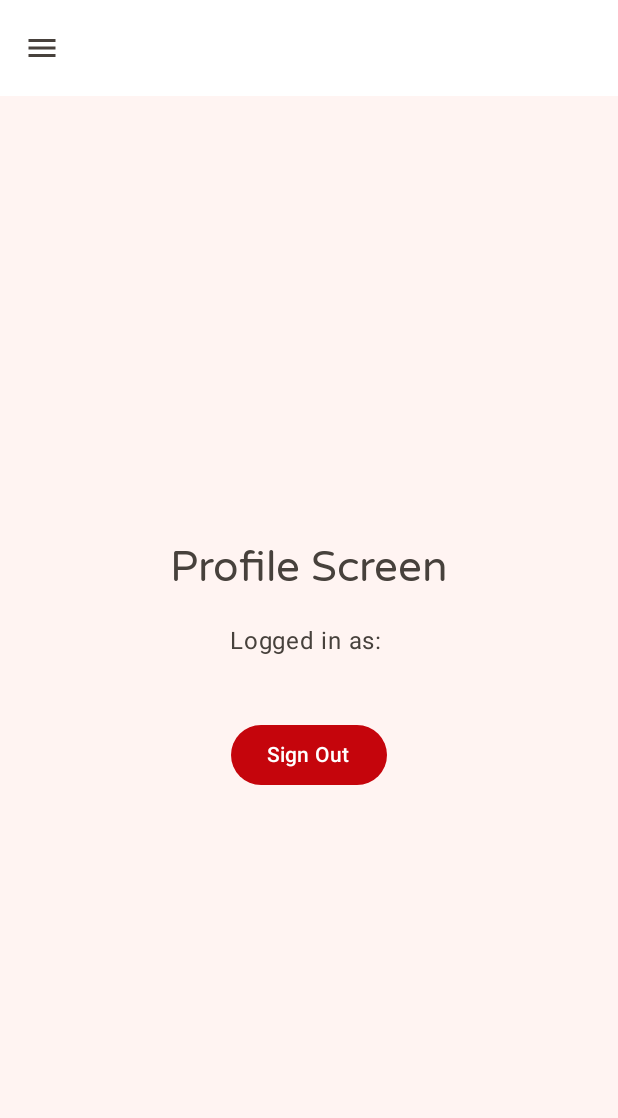
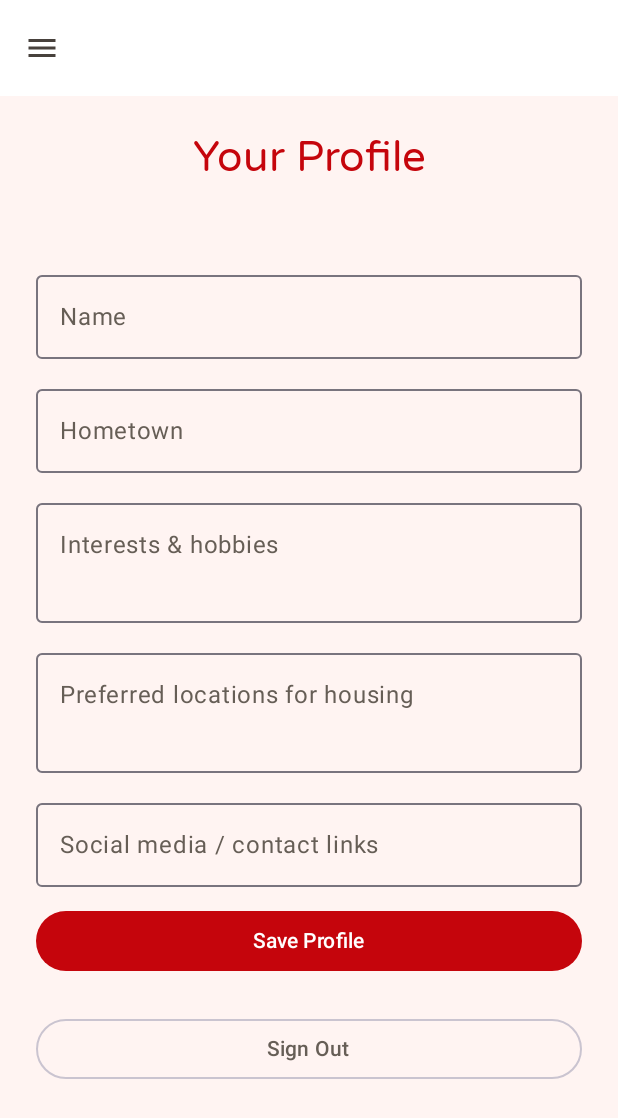
Before and after one commit to Caleb-C6/MadisonMapple, an Android app built with Jetpack Compose: the ProfileScreen screen opened through its navigation route, on a phone screen of 412 x 824 dp. Shown: the top 1118 px of the screen. Run offline under Robolectric (Android 15) with nearby library versions, the phone set to English and light mode, and no system bars; our stand-ins replace Firebase (no records; nobody signed in at launch, a user with empty details on screens opened directly).

Commit message:
First version of "Profile Screen"

```diff
--- a/app/build.gradle.kts
+++ b/app/build.gradle.kts
@@ -82,9 +82,11 @@ dependencies {
     // --- FIREBASE DEPENDENCIES ---
 
     // 1. Firebase "Bill of Materials" (BOM) to manage versions
-    implementation(platform("com.google.firebase:firebase-bom:34.5.0"))
+    implementation(platform("com.google.firebase:firebase-bom:33.7.0"))
 
     // 2. Firebase Authentication library
     implementation("com.google.firebase:firebase-auth")
 
+    // 3. Firestore (for storing user profiles)
+    implementation("com.google.firebase:firebase-firestore-ktx")
 }
--- /dev/null
+++ b/app/src/main/java/com/cs407/myapplication/ui/profile/ProfileRepository.kt
@@ -0,0 +1,37 @@
+package com.cs407.myapplication.ui.profile
+
+import android.annotation.SuppressLint
+import com.google.firebase.Firebase
+import com.google.firebase.firestore.firestore
+import kotlinx.coroutines.tasks.await
+
+object ProfileRepository {
+
+    private const val USERS_COLLECTION = "users"
+
+    @SuppressLint("StaticFieldLeak")
+    private val firestore = Firebase.firestore
+
+    @SuppressLint("NewApi")
+    suspend fun loadUserProfile(uid: String): UserProfile? {
+        return try {
+            val snapshot = firestore
+                .collection(USERS_COLLECTION)
+                .document(uid)
+                .get()
+                .await()
+
+            snapshot.toObject(UserProfile::class.java)
+        } catch (e: Exception) {
+            null
+        }
+    }
+
+    suspend fun saveUserProfile(profile: UserProfile) {
+        firestore
+            .collection(USERS_COLLECTION)
+            .document(profile.uid)
+            .set(profile)
+            .await()
+    }
+}
--- a/app/src/main/java/com/cs407/myapplication/ui/screens/ProfileScreen.kt
+++ b/app/src/main/java/com/cs407/myapplication/ui/screens/ProfileScreen.kt
@@ -1,37 +1,215 @@
 package com.cs407.myapplication.ui.screens
 
+import android.widget.Toast
 import androidx.compose.foundation.layout.*
 import androidx.compose.material3.*
-import androidx.compose.runtime.Composable
+import androidx.compose.runtime.*
 import androidx.compose.ui.Alignment
 import androidx.compose.ui.Modifier
+import androidx.compose.ui.platform.LocalContext
 import androidx.compose.ui.unit.dp
 import com.cs407.myapplication.ui.auth.AuthManager
+import com.cs407.myapplication.ui.profile.ProfileRepository
+import com.cs407.myapplication.ui.profile.UserProfile
+import kotlinx.coroutines.launch
 
+@OptIn(ExperimentalMaterial3Api::class)
 @Composable
 fun ProfileScreen(
     onLogout: () -> Unit
 ) {
+    val context = LocalContext.current
+    val scope = rememberCoroutineScope()
+
+    val currentUser = AuthManager.auth.currentUser
+    val uid = currentUser?.uid
+
+    // Local form state
+    var displayName by remember { mutableStateOf("") }
+    var hometown by remember { mutableStateOf("") }
+    var interests by remember { mutableStateOf("") }
+    var preferredLocations by remember { mutableStateOf("") }
+    var socialLinks by remember { mutableStateOf("") }
+
+    var isLoading by remember { mutableStateOf(true) }
+    var isSaving by remember { mutableStateOf(false) }
+    var errorMsg by remember { mutableStateOf<String?>(null) }
+
+    // Load existing profile when screen opens
+    LaunchedEffect(uid) {
+        if (uid == null) {
+            errorMsg = "No logged-in user."
+            isLoading = false
+            return@LaunchedEffect
+        }
+
+        val profile = ProfileRepository.loadUserProfile(uid)
+        if (profile != null) {
+            displayName = profile.displayName
+            hometown = profile.hometown
+            interests = profile.interests
+            preferredLocations = profile.preferredLocations
+            socialLinks = profile.socialLinks
+        }
+        isLoading = false
+    }
+
+    if (isLoading) {
+        // Simple centered progress
+        Box(
+            modifier = Modifier
+                .fillMaxSize()
+                .padding(24.dp),
+            contentAlignment = Alignment.Center
+        ) {
+            CircularProgressIndicator()
+        }
+        return
+    }
+
     Column(
         modifier = Modifier
             .fillMaxSize()
             .padding(24.dp),
-        horizontalAlignment = Alignment.CenterHorizontally,
-        verticalArrangement = Arrangement.Center
+        horizontalAlignment = Alignment.CenterHorizontally
     ) {
 
         Text(
-            text = "Profile Screen",
-            style = MaterialTheme.typography.headlineMedium
+            text = "Your Profile",
+            style = MaterialTheme.typography.headlineMedium,
+            color = MaterialTheme.colorScheme.primary
         )
 
-        Spacer(Modifier.height(20.dp))
+        Spacer(Modifier.height(8.dp))
 
-        Text(text = "Logged in as: ${AuthManager.auth.currentUser?.email}")
+        Text(
+            text = currentUser?.email ?: "",
+            style = MaterialTheme.typography.bodyMedium,
+            color = MaterialTheme.colorScheme.onSurfaceVariant
+        )
 
-        Spacer(Modifier.height(40.dp))
+        Spacer(Modifier.height(24.dp))
 
-        Button(onClick = onLogout) {
+        // NAME
+        OutlinedTextField(
+            value = displayName,
+            onValueChange = { displayName = it },
+            label = { Text("Name") },
+            modifier = Modifier.fillMaxWidth(),
+            singleLine = true
+        )
+
+        Spacer(Modifier.height(12.dp))
+
+        // HOMETOWN
+        OutlinedTextField(
+            value = hometown,
+            onValueChange = { hometown = it },
+            label = { Text("Hometown") },
+            modifier = Modifier.fillMaxWidth(),
+            singleLine = true
+        )
+
+        Spacer(Modifier.height(12.dp))
+
+        // INTERESTS / HOBBIES
+        OutlinedTextField(
+            value = interests,
+            onValueChange = { interests = it },
+            label = { Text("Interests & hobbies") },
+            modifier = Modifier.fillMaxWidth(),
+            minLines = 2
+        )
+
+        Spacer(Modifier.height(12.dp))
+
+        // PREFERRED LOCATIONS
+        OutlinedTextField(
+            value = preferredLocations,
+            onValueChange = { preferredLocations = it },
+            label = { Text("Preferred locations for housing") },
+            modifier = Modifier.fillMaxWidth(),
+            minLines = 2
+        )
+
+        Spacer(Modifier.height(12.dp))
+
+        // SOCIAL LINKS
+        OutlinedTextField(
+            value = socialLinks,
+            onValueChange = { socialLinks = it },
+            label = { Text("Social media / contact links") },
+            modifier = Modifier.fillMaxWidth(),
+            minLines = 1
+        )
+
+        Spacer(Modifier.height(12.dp))
+
+        if (errorMsg != null) {
+            Text(
+                text = errorMsg!!,
+                color = MaterialTheme.colorScheme.error,
+                style = MaterialTheme.typography.bodySmall
+            )
+            Spacer(Modifier.height(8.dp))
+        }
+
+        // SAVE BUTTON
+        Button(
+            onClick = {
+                if (uid == null) {
+                    errorMsg = "No logged-in user."
+                    return@Button
+                }
+
+                isSaving = true
+                errorMsg = null
+
+                val profile = UserProfile(
+                    uid = uid,
+                    displayName = displayName.trim(),
+                    hometown = hometown.trim(),
+                    interests = interests.trim(),
+                    preferredLocations = preferredLocations.trim(),
+                    socialLinks = socialLinks.trim()
+                )
+
+                scope.launch {
+                    try {
+                        ProfileRepository.saveUserProfile(profile)
+                        Toast.makeText(
+                            context,
+                            "Profile saved.",
+                            Toast.LENGTH_SHORT
+                        ).show()
+                    } catch (e: Exception) {
+                        errorMsg = "Failed to save profile. Please try again."
+                    } finally {
+                        isSaving = false
+                    }
+                }
+            },
+            modifier = Modifier.fillMaxWidth(),
+            enabled = !isSaving
+        ) {
+            if (isSaving) {
+                CircularProgressIndicator(
+                    modifier = Modifier.size(18.dp),
+                    color = MaterialTheme.colorScheme.onPrimary,
+                    strokeWidth = 2.dp
+                )
+            } else {
+                Text("Save Profile")
+            }
+        }
+
+        Spacer(Modifier.height(24.dp))
+
+        // SIGN OUT BUTTON
+        OutlinedButton(
+            onClick = onLogout,
+            modifier = Modifier.fillMaxWidth()
+        ) {
             Text("Sign Out")
         }
     }
```
Also changed, not shown: app/src/main/java/com/cs407/myapplication/ui/profile/UserProfile.kt (added, +10 -0 lines), gradle/libs.versions.toml (line endings or trailing spaces).
